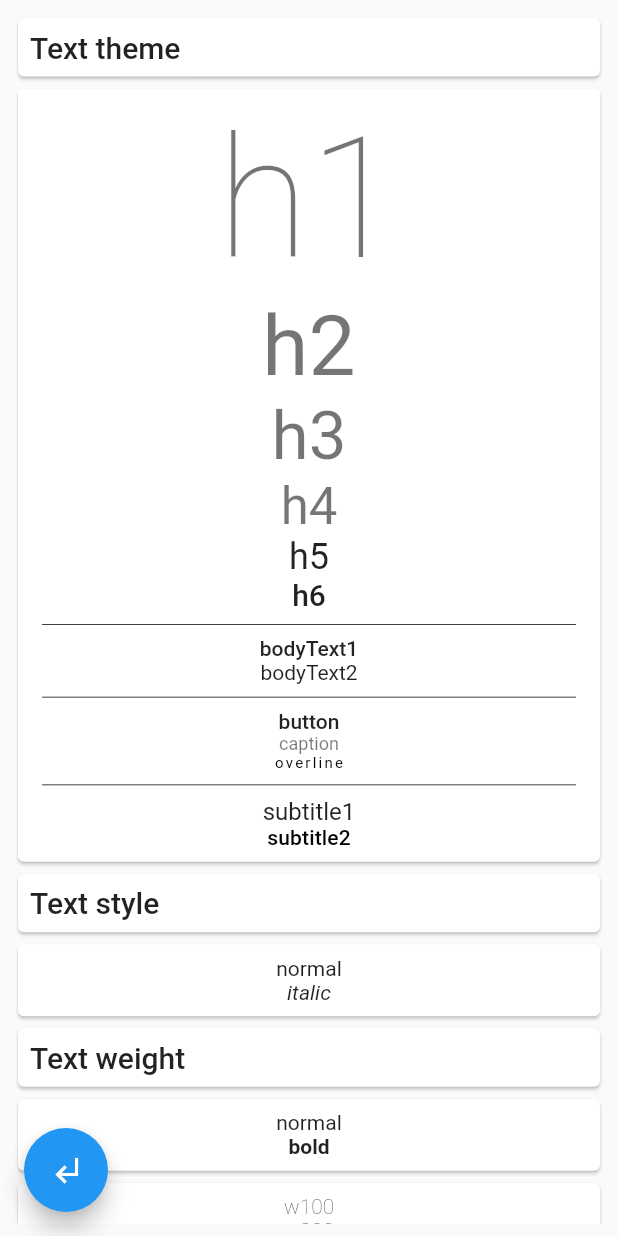
After one commit to Noonight/base_ui_widgets, a Flutter app: the TextThemePage screen opened by its route, on a phone screen of 412 x 824 dp. The commit adds this screen. Run offline on Flutter 3.47's test engine with Material 2 defaults, Android fonts, the phone set to English and light mode, and no system bars.

Commit message:
feat: add text themes page

```diff
--- a/lib/home_page.dart
+++ b/lib/home_page.dart
@@ -14,7 +14,8 @@ class HomePage extends StatelessWidget {
   const HomePage({Key? key}) : super(key: key);
 
   static List pages = [
-    PageModel('First page', 'Noting on the first page', '/sample-pages/first-page')
+    PageModel('First page', 'Noting on the first page', '/sample-pages/first-page'),
+    PageModel('Text themes', 'Text with default themes', '/sample-pages/text-theme-page')
   ];
 
   @override
--- a/lib/main.dart
+++ b/lib/main.dart
@@ -1,5 +1,6 @@
 import 'package:base_ui_widgets/home_page.dart';
 import 'package:base_ui_widgets/sample_pages/first_page.dart';
+import 'package:base_ui_widgets/sample_pages/text_theme_page.dart';
 import 'package:flutter/material.dart';
 
 void main() {
@@ -28,6 +29,7 @@ class MyApp extends StatelessWidget {
       home: const HomePage(),
       routes: <String, WidgetBuilder> {
         '/sample-pages/first-page' : (BuildContext context) => const FirstPage(),
+        '/sample-pages/text-theme-page' : (BuildContext context) => const TextThemePage(),
       },
     );
   }
--- a/lib/sample_pages/first_page.dart
+++ b/lib/sample_pages/first_page.dart
@@ -5,9 +5,9 @@ class FirstPage extends StatelessWidget {
 
   @override
   Widget build(BuildContext context) {
-    return SafeArea(
-      child: Scaffold(
-        body: Stack(
+    return Scaffold(
+      body: SafeArea(
+        child: Stack(
           children: [
             Container(
               color: Colors.white,
--- /dev/null
+++ b/lib/sample_pages/text_theme_page.dart
@@ -0,0 +1,118 @@
+import 'package:flutter/material.dart';
+
+class TextThemePage extends StatefulWidget {
+  const TextThemePage({Key? key}) : super(key: key);
+
+  final double allInsets = 8.0;
+
+  @override
+  _TextThemePageState createState() => _TextThemePageState();
+}
+
+class _TextThemePageState extends State<TextThemePage> {
+
+  double _textSize = 10;
+
+  @override
+  Widget build(BuildContext context) {
+    return Scaffold(
+      floatingActionButton: FloatingActionButton(
+        child: const Icon(Icons.subdirectory_arrow_left),
+        onPressed: () {
+          Navigator.pop(context);
+        },
+      ),
+      floatingActionButtonLocation: FloatingActionButtonLocation.startFloat,
+      body: SafeArea(
+        child: Stack(
+          children: [
+            Padding(
+              padding: EdgeInsets.all(widget.allInsets),
+              child: ListView(
+                children: [
+                  Card(
+                    child: Padding(
+                      padding: EdgeInsets.all(widget.allInsets),
+                        child: Text('Text theme', style: Theme.of(context).textTheme.headline6)
+                    ),
+                  ),
+                  Card(
+                    child: Padding(
+                      padding: EdgeInsets.all(widget.allInsets),
+                      child: Column(
+                        children: [
+                          Text('h1', style: Theme.of(context).textTheme.headline1),
+                          Text('h2', style: Theme.of(context).textTheme.headline2),
+                          Text('h3', style: Theme.of(context).textTheme.headline3),
+                          Text('h4', style: Theme.of(context).textTheme.headline4),
+                          Text('h5', style: Theme.of(context).textTheme.headline5),
+                          Text('h6', style: Theme.of(context).textTheme.headline6),
+                          Container(height: 0.5, color: Colors.black, margin: EdgeInsets.all(widget.allInsets)),
+                          Text('bodyText1', style: Theme.of(context).textTheme.bodyText1),
+                          Text('bodyText2', style: Theme.of(context).textTheme.bodyText2),
+                          Container(height: 0.5, color: Colors.black, margin: EdgeInsets.all(widget.allInsets)),
+                          Text('button', style: Theme.of(context).textTheme.button),
+                          Text('caption', style: Theme.of(context).textTheme.caption),
+                          Text('overline', style: Theme.of(context).textTheme.overline),
+                          Container(height: 0.5, color: Colors.black, margin: EdgeInsets.all(widget.allInsets)),
+                          Text('subtitle1', style: Theme.of(context).textTheme.subtitle1),
+                          Text('subtitle2', style: Theme.of(context).textTheme.subtitle2),
+                        ],
+                      ),
+                    ),
+                  ),
+                  Card(
+                    child: Padding(
+                        padding: EdgeInsets.all(widget.allInsets),
+                        child: Text('Text style', style: Theme.of(context).textTheme.headline6)
+                    ),
+                  ),
+                  Card(
+                    child: Padding(
+                      padding: EdgeInsets.all(widget.allInsets),
+                      child: Column(
+                        children: const [
+                          Text('normal', style: TextStyle(fontStyle: FontStyle.normal)),
+                          Text('italic', style: TextStyle(fontStyle: FontStyle.italic))
+                        ],
+                      ),
+                    ),
+                  ),
+                  Card(
+                    child: Padding(
+                        padding: EdgeInsets.all(widget.allInsets),
+                        child: Text('Text weight', style: Theme.of(context).textTheme.headline6)
+                    ),
+                  ),
+                  Card(
+                    child: Padding(
+                      padding: EdgeInsets.all(widget.allInsets),
+                      child: Column(
+                        children: const [
+                          Text('normal', style: TextStyle(fontWeight: FontWeight.normal)),
+                          Text('bold', style: TextStyle(fontWeight: FontWeight.bold)),
+                        ],
+                      ),
+                    ),
+                  ),
+                  Card(
+                    child: Padding(
+                      padding: EdgeInsets.all(widget.allInsets),
+                      child: Column(
+                        children: FontWeight.values.map((e) => Text(e.toString().substring(e.toString().indexOf('.') + 1), style: TextStyle(fontWeight: e),)).toList()
+                      ),
+                    ),
+                  )
+                ]
+              ),
+            ),
+          ],
+        ),
+      ),
+    );
+  }
+
+  TextStyle textStyle() => TextStyle(
+    fontSize: _textSize
+  );
+}
```
